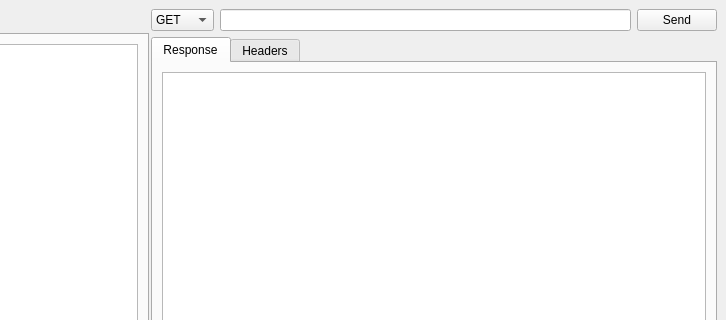
The window that main.ui (LinkedList/qTTp) describes before a commit, drawn with Qt 5; both pictures show x 427 to 1153 and y 0 to 320 of the 1153 by 1014 pixel window.
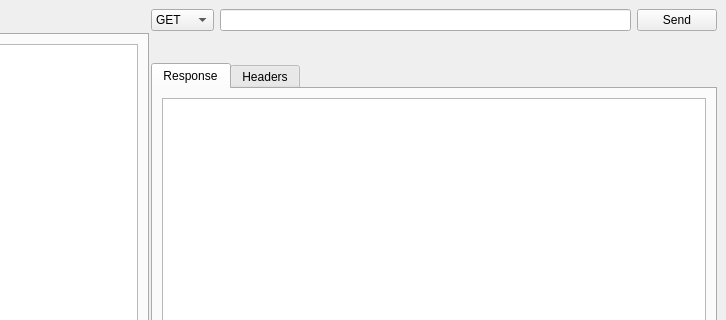
The same window after the commit.

Commit message: We have a green status code now

Patch:
```diff
--- a/main.ui
+++ b/main.ui
@@ -139,6 +139,33 @@
           </item>
          </layout>
         </item>
+        <item>
+         <layout class="QHBoxLayout" name="reqStatusLayout">
+          <property name="leftMargin">
+           <number>6</number>
+          </property>
+          <item>
+           <widget class="QLabel" name="statusCode">
+            <property name="text">
+             <string/>
+            </property>
+           </widget>
+          </item>
+          <item>
+           <spacer name="horizontalSpacer">
+            <property name="orientation">
+             <enum>Qt::Horizontal</enum>
+            </property>
+            <property name="sizeHint" stdset="0">
+             <size>
+              <width>40</width>
+              <height>20</height>
+             </size>
+            </property>
+           </spacer>
+          </item>
+         </layout>
+        </item>
         <item>
          <widget class="QTabWidget" name="tabWidget">
           <property name="currentIndex">
```
Left out of the diff: 2 changed lines with no effect on the pictures. The commit also changes 2 other files.
